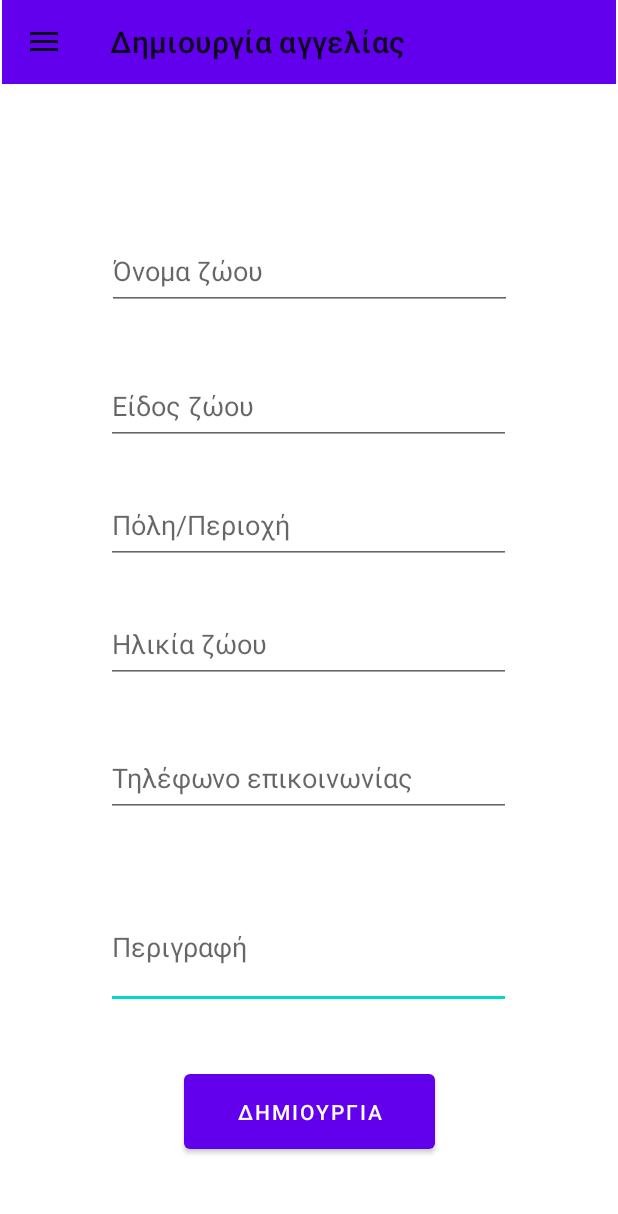
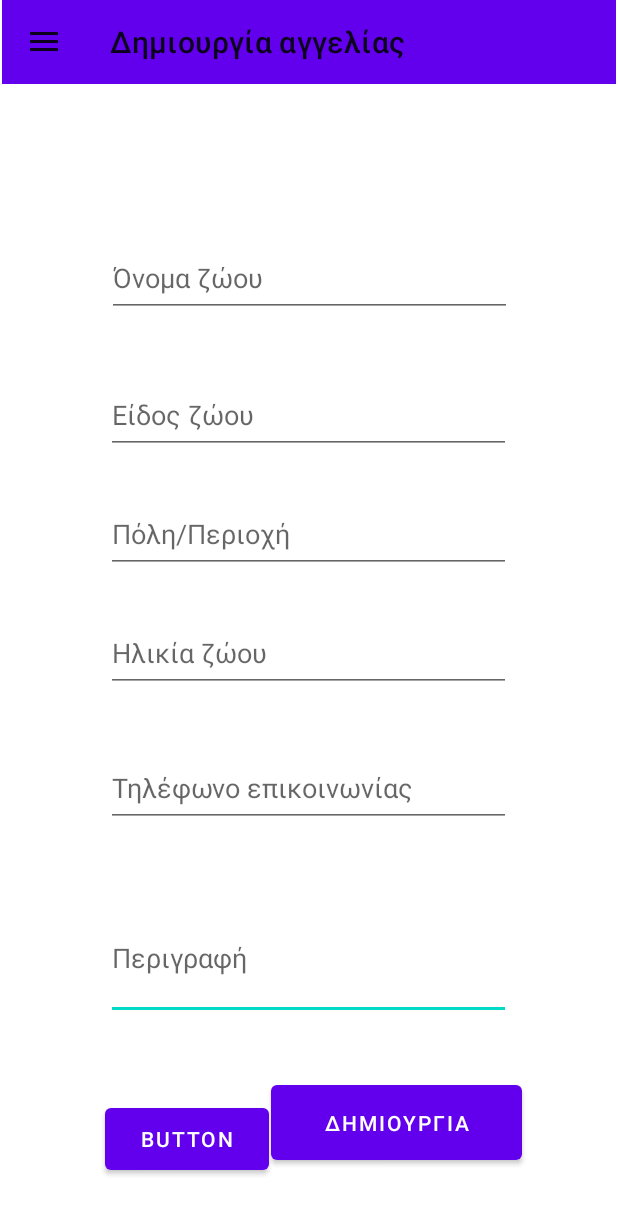
Before and after one commit to SimosNeopoulos/AdoptMe, an Android app: the AddPostActivity screen opened directly, with no data from a screen before it, on a phone screen of 412 x 824 dp. Shown: the top 1214 px of the screen. Run offline under Robolectric (Android 15) with nearby library versions, the phone set to English and light mode, and no system bars.

```diff
--- a/app/src/main/java/com/example/adoptme/SessionManager.java
+++ b/app/src/main/java/com/example/adoptme/SessionManager.java
@@ -19,8 +19,7 @@
     }
 
     public int getSessionId() {
-        int sessionId = sharedPreferences.getInt(SESSION_KEY, -1);
-        return sessionId;
+        return sharedPreferences.getInt(SESSION_KEY, -1);
     }
 
     public void deleteSession() {
--- a/app/src/main/res/layout/activity_add_post.xml
+++ b/app/src/main/res/layout/activity_add_post.xml
@@ -123,9 +123,22 @@
         android:text="@string/add_post"
         app:layout_constraintBottom_toBottomOf="parent"
         app:layout_constraintEnd_toEndOf="parent"
+        app:layout_constraintHorizontal_bias="0.738"
         app:layout_constraintStart_toStartOf="parent"
         app:layout_constraintTop_toTopOf="parent"
-        app:layout_constraintVertical_bias="0.932" />
+        app:layout_constraintVertical_bias="0.941" />
+
+    <Button
+        android:id="@+id/imgBtn"
+        android:layout_width="109dp"
+        android:layout_height="53dp"
+        android:text="Button"
+        app:layout_constraintBottom_toBottomOf="parent"
+        app:layout_constraintEnd_toEndOf="parent"
+        app:layout_constraintHorizontal_bias="0.231"
+        app:layout_constraintStart_toStartOf="parent"
+        app:layout_constraintTop_toTopOf="parent"
+        app:layout_constraintVertical_bias="0.951" />
 
 </androidx.constraintlayout.widget.ConstraintLayout>
 
```
Also changed, not shown: app/src/main/AndroidManifest.xml (+7 -3 lines), app/src/main/java/com/example/adoptme/MainActivity.java (+14 -2 lines).
